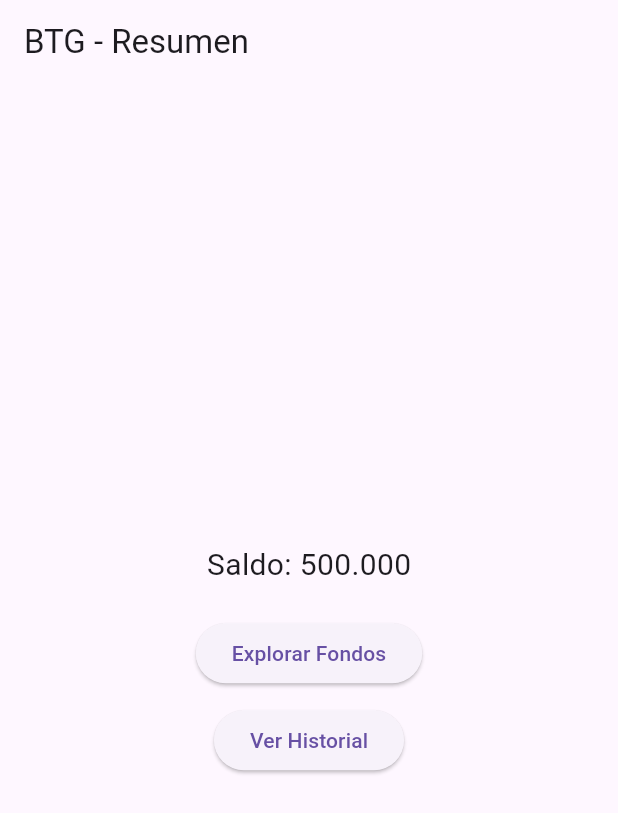
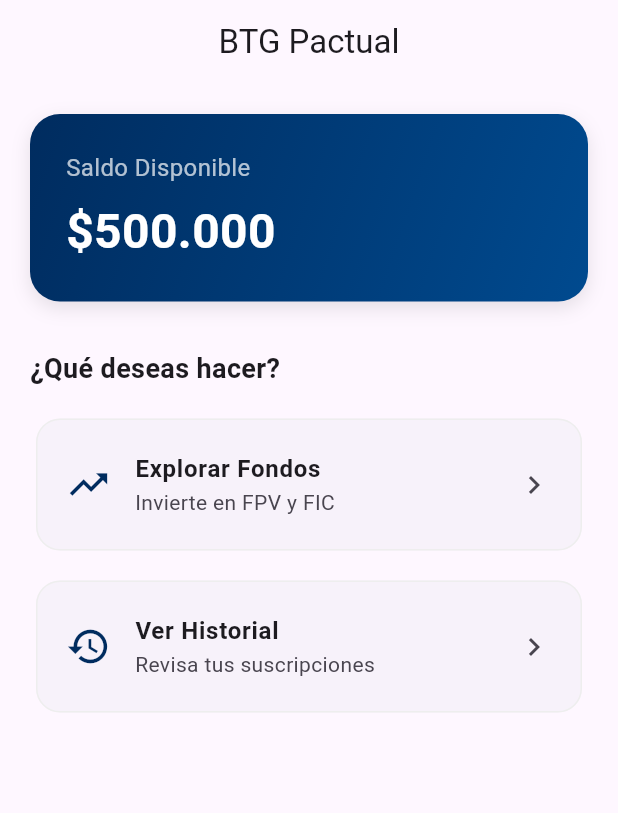
Before and after one commit to alejogrande/flutter-frontend-test-btg, a Flutter app: the screen it shows after launch, on a phone screen of 412 x 824 dp. Shown: the top 813 px of the screen. Run offline on Flutter 3.47's test engine with Material 3 defaults, Android fonts, the phone set to English and light mode, and no system bars; our stand-ins replace flutter_bloc, get_it.

Commit message:
implement balance management and fund subscription logic

```diff
--- /dev/null
+++ b/lib/domain/entities/transaction_type.dart
@@ -0,0 +1,17 @@
+enum TransactionType { subscription, cancellation }
+
+class TransactionEntity {
+  final String id;
+  final String fundName;
+  final double amount;
+  final DateTime date;
+  final TransactionType type;
+
+  TransactionEntity({
+    required this.id,
+    required this.fundName,
+    required this.amount,
+    required this.date,
+    required this.type,
+  });
+}
--- /dev/null
+++ b/lib/domain/repositories/account_repository.dart
@@ -0,0 +1,8 @@
+import 'package:btg_funds_app/domain/entities/transaction_type.dart';
+
+abstract class AccountRepository {
+  double getBalance();
+  Future<void> updateBalance(double newBalance);
+  Future<void> saveTransaction(TransactionEntity transaction);
+  List<TransactionEntity> getHistory();
+}
--- /dev/null
+++ b/lib/presentation/blocs/account/account_bloc.dart
@@ -0,0 +1,50 @@
+import 'package:btg_funds_app/domain/repositories/account_repository.dart';
+import 'package:btg_funds_app/domain/use_cases/subscribe_to_fund_use_case.dart';
+import 'package:btg_funds_app/presentation/blocs/account/account_event.dart';
+import 'package:btg_funds_app/presentation/blocs/account/account_state.dart';
+import 'package:flutter_bloc/flutter_bloc.dart';
+
+class AccountBloc extends Bloc<AccountEvent, AccountState> {
+  final AccountRepository repository;
+  final SubscribeToFundUseCase subscribeToFundUseCase;
+
+  AccountBloc({required this.repository, required this.subscribeToFundUseCase})
+    : super(AccountState(balance: 500000.0, history: [])) {
+    on<LoadAccountInfoEvent>((event, emit) {
+      emit(
+        AccountState(
+          balance: repository.getBalance(),
+          history: repository.getHistory(),
+        ),
+      );
+    });
+
+    on<SubscribeToFundEvent>((event, emit) async {
+      emit(
+        AccountState(
+          balance: state.balance,
+          history: state.history,
+          isSubscribing: true,
+        ),
+      );
+
+      final error = await subscribeToFundUseCase(
+        fundName: event.fundName,
+        amount: event.amount,
+        minAmount: event.minAmount,
+      );
+
+      if (error != null) {
+        emit(
+          AccountState(
+            balance: state.balance,
+            history: state.history,
+            errorMessage: error,
+          ),
+        );
+      } else {
+        add(LoadAccountInfoEvent()); // Recargamos datos tras éxito
+      }
+    });
+  }
+}
--- /dev/null
+++ b/lib/presentation/blocs/account/account_event.dart
@@ -0,0 +1,14 @@
+abstract class AccountEvent {}
+
+class LoadAccountInfoEvent extends AccountEvent {}
+
+class SubscribeToFundEvent extends AccountEvent {
+  final String fundName;
+  final double amount;
+  final double minAmount;
+  SubscribeToFundEvent({
+    required this.fundName,
+    required this.amount,
+    required this.minAmount,
+  });
+}
--- /dev/null
+++ b/lib/presentation/blocs/account/account_state.dart
@@ -0,0 +1,15 @@
+import 'package:btg_funds_app/domain/entities/transaction_type.dart';
+
+class AccountState {
+  final double balance;
+  final List<TransactionEntity> history;
+  final String? errorMessage;
+  final bool isSubscribing;
+
+  AccountState({
+    required this.balance,
+    required this.history,
+    this.errorMessage,
+    this.isSubscribing = false,
+  });
+}
--- a/lib/presentation/features/funds_explorer/funds_list_screen.dart
+++ b/lib/presentation/features/funds_explorer/funds_list_screen.dart
@@ -1,5 +1,5 @@
 import 'package:btg_funds_app/dependency_injection/dependency_injection.dart';
-import 'package:btg_funds_app/presentation/navigation/navigation_cubit.dart';
+import 'package:btg_funds_app/core/navigation/navigation_cubit.dart';
 import 'package:flutter/material.dart';
 import 'package:flutter_bloc/flutter_bloc.dart';
 import 'bloc/funds_bloc.dart';
@@ -34,7 +34,7 @@ class FundsListScreen extends StatelessWidget {
               return ListView.separated(
                 padding: const EdgeInsets.all(16),
                 itemCount: state.funds.length,
-                separatorBuilder: (_, __) => const Divider(),
+                separatorBuilder: (_, _) => const Divider(),
                 itemBuilder: (context, index) {
                   final fund = state.funds[index];
                   return ListTile(
--- a/lib/presentation/features/home_dashboard/home_screen.dart
+++ b/lib/presentation/features/home_dashboard/home_screen.dart
@@ -1,33 +1,142 @@
-import 'package:btg_funds_app/presentation/navigation/navigation_cubit.dart';
+import 'package:btg_funds_app/presentation/blocs/account/account_state.dart';
 import 'package:flutter/material.dart';
 import 'package:flutter_bloc/flutter_bloc.dart';
-
+import 'package:btg_funds_app/core/navigation/navigation_cubit.dart';
+import 'package:btg_funds_app/presentation/blocs/account/account_bloc.dart';
 
 class HomeScreen extends StatelessWidget {
   const HomeScreen({super.key});
 
   @override
   Widget build(BuildContext context) {
-    return Scaffold(
-      appBar: AppBar(title: const Text('BTG - Resumen')),
-      body: Center(
-        child: Column(
-          mainAxisAlignment: MainAxisAlignment.center,
-          children: [
-            const Text('Saldo: 500.000', style: TextStyle(fontSize: 20)),
-            const SizedBox(height: 20),
-            ElevatedButton(
-              onPressed: () => context.read<NavigationCubit>().goToExplorer(),
-              child: const Text('Explorar Fondos'),
+    return BlocListener<AccountBloc, AccountState>(
+      //listener para errores globales (como saldo insuficiente)
+      listener: (context, state) {
+        if (state.errorMessage != null) {
+          ScaffoldMessenger.of(context).showSnackBar(
+            SnackBar(
+              content: Text(state.errorMessage!),
+              backgroundColor: Colors.redAccent,
             ),
-            const SizedBox(height: 10),
-            ElevatedButton(
-              onPressed: () => context.read<NavigationCubit>().goToHistory(),
-              child: const Text('Ver Historial'),
-            ),
-          ],
+          );
+        }
+      },
+      child: Scaffold(
+        appBar: AppBar(
+          title: const Text('BTG Pactual'),
+          centerTitle: true,
+          elevation: 0,
+        ),
+        body: SingleChildScrollView(
+          padding: const EdgeInsets.all(20.0),
+          child: Column(
+            crossAxisAlignment: CrossAxisAlignment.stretch,
+            children: [
+              // --- TARJETA DE SALDO ---
+              BlocBuilder<AccountBloc, AccountState>(
+                builder: (context, state) {
+                  return Container(
+                    padding: const EdgeInsets.all(24),
+                    decoration: BoxDecoration(
+                      gradient: const LinearGradient(
+                        colors: [Color(0xFF002C5F), Color(0xFF004A8F)],
+                        begin: Alignment.topLeft,
+                        end: Alignment.bottomRight,
+                      ),
+                      borderRadius: BorderRadius.circular(20),
+                      boxShadow: [
+                        BoxShadow(
+                          // ignore: deprecated_member_use
+                          color: Colors.black.withOpacity(0.1),
+                          blurRadius: 10,
+                          offset: const Offset(0, 4),
+                        ),
+                      ],
+                    ),
+                    child: Column(
+                      crossAxisAlignment: CrossAxisAlignment.start,
+                      children: [
+                        const Text(
+                          'Saldo Disponible',
+                          style: TextStyle(color: Colors.white70, fontSize: 16),
+                        ),
+                        const SizedBox(height: 8),
+                        Text(
+                          '\$${state.balance.toStringAsFixed(0).replaceAllMapped(RegExp(r'(\d{1,3})(?=(\d{3})+(?!\d))'), (Match m) => '${m[1]}.')}',
+                          style: const TextStyle(
+                            color: Colors.white,
+                            fontSize: 32,
+                            fontWeight: FontWeight.bold,
+                          ),
+                        ),
+                      ],
+                    ),
+                  );
+                },
+              ),
+
+              const SizedBox(height: 32),
+
+              // --- ACCIONES ---
+              const Text(
+                '¿Qué deseas hacer?',
+                style: TextStyle(fontSize: 18, fontWeight: FontWeight.bold),
+              ),
+              const SizedBox(height: 16),
+
+              _HomeActionCard(
+                title: 'Explorar Fondos',
+                subtitle: 'Invierte en FPV y FIC',
+                icon: Icons.trending_up,
+                onTap: () => context.read<NavigationCubit>().goToExplorer(),
+              ),
+
+              const SizedBox(height: 12),
+
+              _HomeActionCard(
+                title: 'Ver Historial',
+                subtitle: 'Revisa tus suscripciones',
+                icon: Icons.history,
+                onTap: () => context.read<NavigationCubit>().goToHistory(),
+              ),
+            ],
+          ),
         ),
       ),
     );
   }
 }
+
+// Widget de apoyo para mantener el build limpio
+class _HomeActionCard extends StatelessWidget {
+  final String title;
+  final String subtitle;
+  final IconData icon;
+  final VoidCallback onTap;
+
+  const _HomeActionCard({
+    required this.title,
+    required this.subtitle,
+    required this.icon,
+    required this.onTap,
+  });
+
+  @override
+  Widget build(BuildContext context) {
+    return Card(
+      elevation: 0,
+      shape: RoundedRectangleBorder(
+        borderRadius: BorderRadius.circular(16),
+        side: BorderSide(color: Colors.grey.shade200),
+      ),
+      child: ListTile(
+        contentPadding: const EdgeInsets.symmetric(horizontal: 20, vertical: 8),
+        leading: Icon(icon, color: const Color(0xFF002C5F), size: 30),
+        title: Text(title, style: const TextStyle(fontWeight: FontWeight.bold)),
+        subtitle: Text(subtitle),
+        trailing: const Icon(Icons.chevron_right),
+        onTap: onTap,
+      ),
+    );
+  }
+}
--- a/lib/presentation/features/transaction_history/history_screen.dart
+++ b/lib/presentation/features/transaction_history/history_screen.dart
@@ -1,4 +1,4 @@
-import 'package:btg_funds_app/presentation/navigation/navigation_cubit.dart';
+import 'package:btg_funds_app/core/navigation/navigation_cubit.dart';
 import 'package:flutter/material.dart';
 import 'package:flutter_bloc/flutter_bloc.dart';
 
--- a/pubspec.yaml
+++ b/pubspec.yaml
@@ -36,6 +36,7 @@ dependencies:
   cupertino_icons: ^1.0.8
   get_it: ^9.2.1
   flutter_bloc: ^9.1.1
+  uuid: ^4.5.3
 
 dev_dependencies:
   flutter_test:
```
Also changed, not shown: lib/data/repositories/account_repository_impl.dart (added, +24 -0 lines), lib/dependency_injection/dependency_injection.dart (+17 -3 lines), lib/domain/use_cases/subscribe_to_fund_use_case.dart (added, +44 -0 lines), lib/main.dart (+14 -11 lines), lib/core/navigation/app_route_delegate.dart (renamed from lib/presentation/navigation/app_route_delegate.dart), lib/core/navigation/app_route_parser.dart (renamed from lib/presentation/navigation/app_route_parser.dart), lib/core/navigation/navigation_cubit.dart (renamed from lib/presentation/navigation/navigation_cubit.dart), pubspec.lock.
